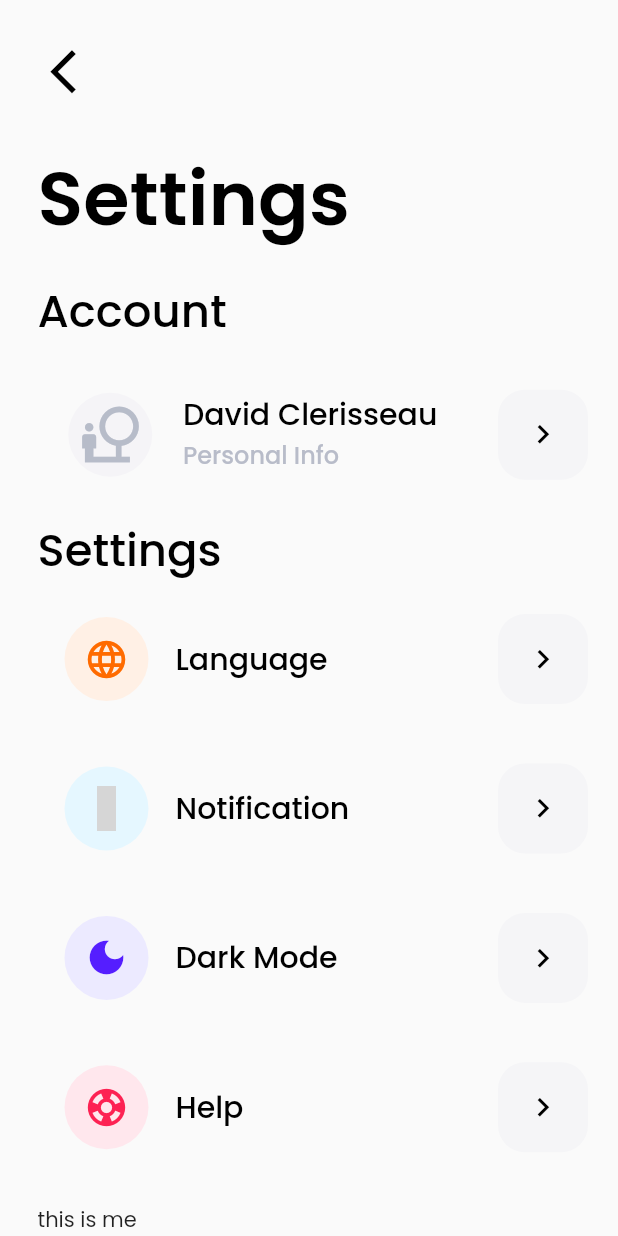
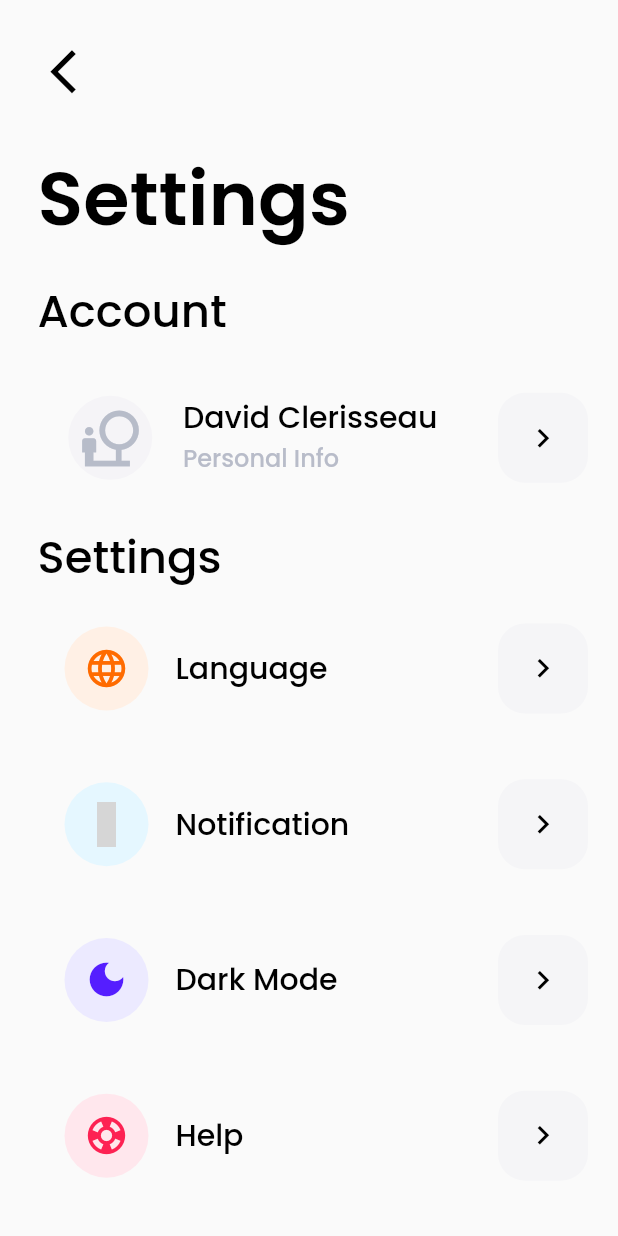
Before and after one commit to DauduVictor/ExerciseApp, a Flutter app: the screen it shows after launch, item 3 of the bottom bar chosen, on a phone screen of 412 x 824 dp. Run offline on Flutter 3.47's test engine with Material 2 defaults, Android fonts, the phone set to English and light mode, and no system bars; our stand-ins replace flutter_iconly; grey boxes are pictures that could not be loaded.

Commit message:
testing third commit

```diff
--- a/lib/settings/allSettings.dart
+++ b/lib/settings/allSettings.dart
@@ -147,9 +147,6 @@ class MyHome extends StatelessWidget {
             ),
           ),
           SizedBox(height: 15.0),
-          Text(
-            'this is me'
-          ),
         ],
       ),
     );
```
